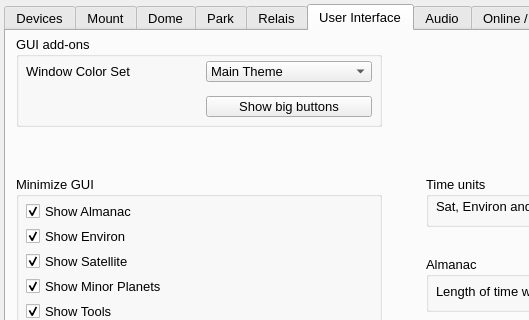
The window that src_add/widgets/setting.ui (mworion/MountWizzard4) describes before a commit, drawn with Qt 5; both pictures show x 0 to 529 and y 0 to 320 of the 800 by 410 pixel window.
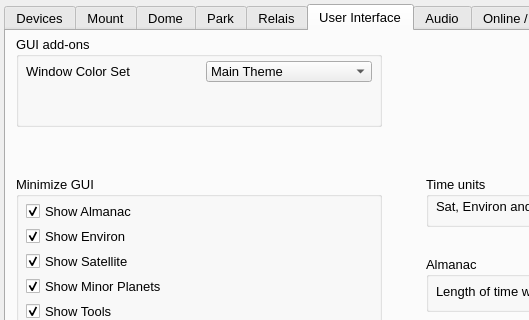
The same window after the commit. The open tabs and pages were chosen to show the change.

Commit message: moved all tab now to setting

What changed in the file:
```diff
--- a/src_add/widgets/setting.ui
+++ b/src_add/widgets/setting.ui
@@ -6191,19 +6191,6 @@
          </property>
         </item>
        </widget>
-       <widget class="QPushButton" name="big">
-        <property name="geometry">
-         <rect>
-          <x>190</x>
-          <y>60</y>
-          <width>166</width>
-          <height>21</height>
-         </rect>
-        </property>
-        <property name="text">
-         <string>Show big buttons</string>
-        </property>
-       </widget>
       </widget>
       <widget class="QGroupBox" name="GroupAlamanc">
        <property name="geometry">
```
Left out of the diff: 6 changed lines with no effect on the pictures. The commit also changes 24 other files.
